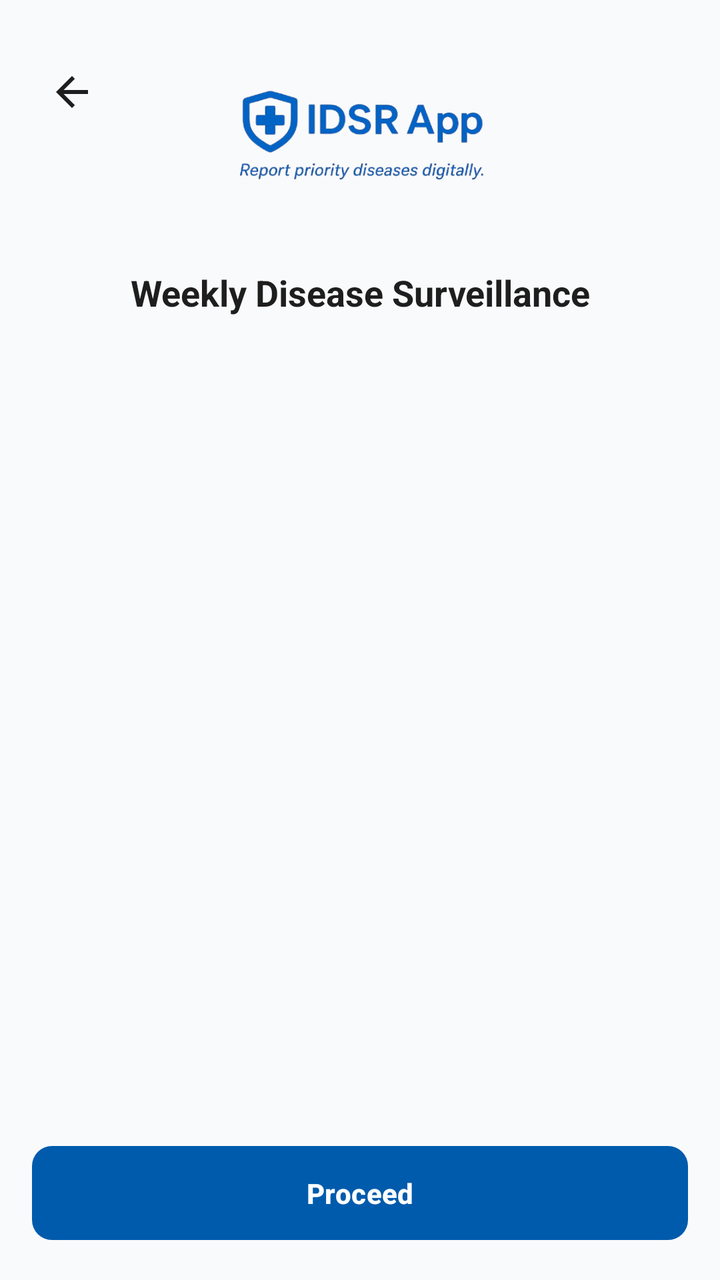
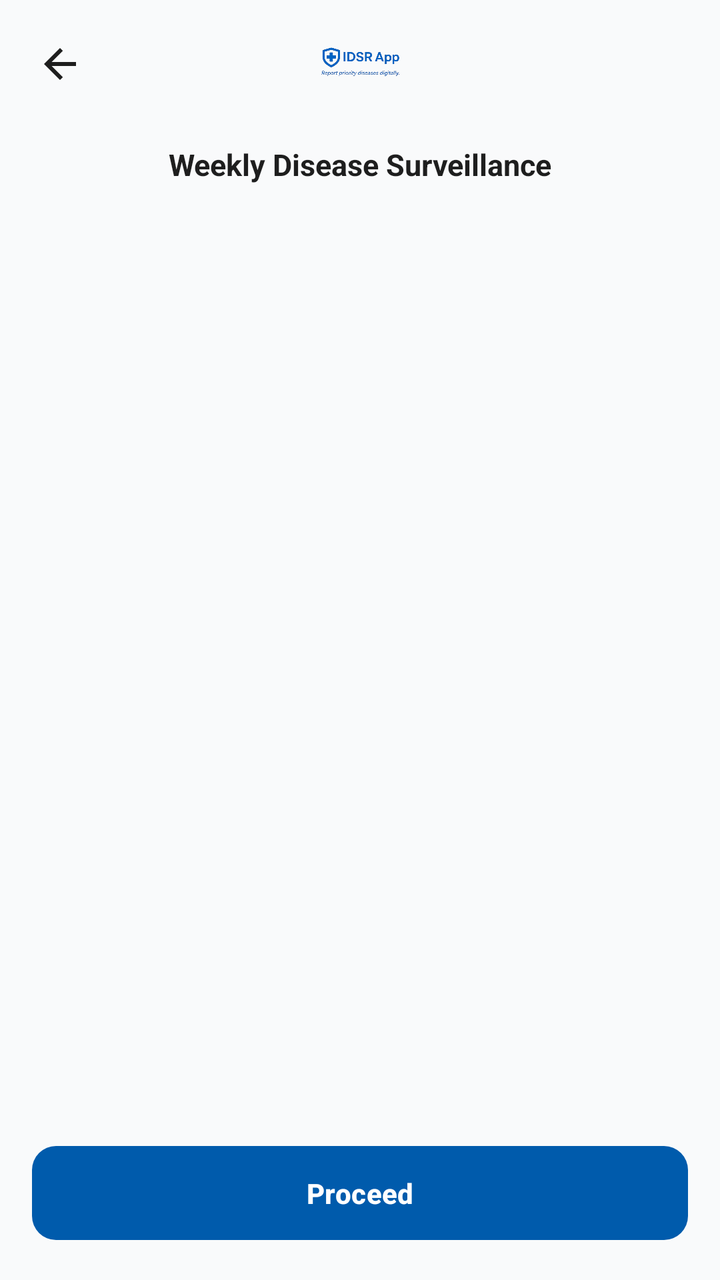

The first picture is an Android layout as it rendered before a commit; the second is the same layout after the commit. The layout source and the unified diff follow.
<!-- AndroidManifest.xml: application theme Theme.IDSR -->
<!-- res/layout/activity_surveillance2.xml -->
<?xml version="1.0" encoding="utf-8"?>
<androidx.constraintlayout.widget.ConstraintLayout xmlns:android="http://schemas.android.com/apk/res/android"
    xmlns:app="http://schemas.android.com/apk/res-auto"
    xmlns:tools="http://schemas.android.com/tools"
    android:layout_width="match_parent"
    android:layout_height="match_parent"
    android:layout_margin="10dp"
    android:background="?attr/android:colorBackground"
    tools:context=".activities.SurveillanceActivity2">

    <androidx.appcompat.widget.AppCompatImageButton
        android:id="@+id/btnBackSur2"
        android:layout_width="40dp"
        android:layout_height="60dp"
        android:layout_margin="16dp"
        android:background="?attr/selectableItemBackgroundBorderless"
        android:contentDescription="Back"
        android:src="@drawable/back_btn"
        app:tint="?attr/colorOnSurface"
        app:layout_constraintStart_toStartOf="parent"
        app:layout_constraintTop_toTopOf="parent" />


    <androidx.appcompat.widget.AppCompatImageView
        android:id="@+id/imgLogo"
        android:layout_width="150dp"
        android:layout_height="110dp"
        android:layout_marginTop="16dp"
        android:scaleType="centerCrop"
        android:src="@drawable/splash11"
        app:layout_constraintTop_toTopOf="parent"
        app:layout_constraintStart_toStartOf="parent"
        app:layout_constraintEnd_toEndOf="parent" />

    <TextView
        android:id="@+id/titleText"
        android:layout_width="0dp"
        android:layout_height="wrap_content"
        android:text="Weekly Disease Surveillance"
        android:textSize="18sp"
        android:textStyle="bold"
        android:gravity="center"
        android:textColor="?attr/colorOnSurface"
        android:layout_marginTop="8dp"
        android:layout_marginHorizontal="16dp"
        app:layout_constraintTop_toBottomOf="@id/imgLogo"
        app:layout_constraintStart_toStartOf="parent"
        app:layout_constraintEnd_toEndOf="parent" />

    <androidx.recyclerview.widget.RecyclerView
        android:id="@+id/diseasesRecyclerView"
        android:layout_width="0dp"
        android:layout_height="0dp"
        android:clipToPadding="false"
        android:paddingBottom="10dp"
        android:paddingTop="8dp"
        app:layout_constraintTop_toBottomOf="@id/titleText"
        app:layout_constraintBottom_toTopOf="@id/saveProceedBtn"
        app:layout_constraintStart_toStartOf="parent"
        app:layout_constraintEnd_toEndOf="parent" />

    <com.google.android.material.button.MaterialButton
        android:id="@+id/saveProceedBtn"
        android:layout_width="0dp"
        android:layout_height="wrap_content"
        android:text="Proceed"
        android:layout_margin="16dp"
        android:textAllCaps="false"
        android:textStyle="bold"
        android:paddingVertical="14dp"
        app:cornerRadius="10dp"
        app:layout_constraintBottom_toBottomOf="parent"
        app:layout_constraintStart_toStartOf="parent"
        app:layout_constraintEnd_toEndOf="parent" />

</androidx.constraintlayout.widget.ConstraintLayout>
<!-- resources referenced by this layout -->
<resources>
  <!-- drawable back_btn (drawable) -->
  <vector xmlns:android="http://schemas.android.com/apk/res/android"
      android:width="24dp"
      android:height="24dp"
      android:viewportWidth="960"
      android:viewportHeight="960"
      android:tint="?attr/colorControlNormal"
      android:autoMirrored="true">
    <path
        android:fillColor="@android:color/white"
        android:pathData="M313,520L537,744L480,800L160,480L480,160L537,216L313,440L800,440L800,520L313,520Z"/>
  </vector>
  <!-- drawable splash11: png bitmap (drawable, 74529 bytes) -->
  <style name="Theme.IDSR" parent="Theme.Material3.DayNight.NoActionBar">
  
  
          <item name="colorPrimary">@color/idsr_primary</item>
          <item name="colorOnPrimary">@color/idsr_on_primary</item>
          <item name="colorPrimaryContainer">#D2E3FC</item>
  
  
          <item name="android:colorBackground">@color/idsr_background</item>
  
  
          <item name="colorSurface">@color/idsr_surface</item>
          <item name="colorSurfaceVariant">@color/idsr_background</item>
  
  
          <item name="colorOnSurface">@color/idsr_on_surface</item>
  
          <item name="android:textColor">@color/idsr_on_surface</item>
          <item name="android:textColorPrimary">@color/idsr_on_surface</item>
          <item name="android:textColorSecondary">@color/idsr_gray</item>
  
  
          <item name="textInputStyle">@style/Widget.Material3.TextInputLayout.OutlinedBox</item>
  
  
          <item name="android:statusBarColor">@android:color/transparent</item>
          <item name="android:windowLightStatusBar">true</item>
  
      </style>
  <color name="idsr_primary">#005BAC</color>
  <color name="idsr_on_primary">#FFFFFF</color>
  <color name="idsr_background">#F9FAFB</color>
  <color name="idsr_surface">#FFFFFF</color>
  <color name="idsr_on_surface">#1E1E1E</color>
  <color name="idsr_gray">#555555</color>
</resources>

<!-- the commit's change to res/layout/activity_surveillance2.xml (unified diff, before → after) -->
@@ -1,76 +1,110 @@
 <?xml version="1.0" encoding="utf-8"?>
-<androidx.constraintlayout.widget.ConstraintLayout xmlns:android="http://schemas.android.com/apk/res/android"
+<androidx.coordinatorlayout.widget.CoordinatorLayout
+    xmlns:android="http://schemas.android.com/apk/res/android"
     xmlns:app="http://schemas.android.com/apk/res-auto"
     xmlns:tools="http://schemas.android.com/tools"
     android:layout_width="match_parent"
     android:layout_height="match_parent"
-    android:layout_margin="10dp"
     android:background="?attr/android:colorBackground"
     tools:context=".activities.SurveillanceActivity2">
 
-    <androidx.appcompat.widget.AppCompatImageButton
-        android:id="@+id/btnBackSur2"
-        android:layout_width="40dp"
-        android:layout_height="60dp"
-        android:layout_margin="16dp"
-        android:background="?attr/selectableItemBackgroundBorderless"
-        android:contentDescription="Back"
-        android:src="@drawable/back_btn"
-        app:tint="?attr/colorOnSurface"
-        app:layout_constraintStart_toStartOf="parent"
-        app:layout_constraintTop_toTopOf="parent" />
+
+    <com.google.android.material.appbar.AppBarLayout
+        android:id="@+id/appBarLayout"
+        android:layout_width="match_parent"
+        android:layout_height="wrap_content"
+        android:fitsSystemWindows="true"
+        android:background="?attr/android:colorBackground"
+        app:elevation="0dp">
+
+        <androidx.constraintlayout.widget.ConstraintLayout
+            android:layout_width="match_parent"
+            android:layout_height="wrap_content"
+            android:paddingStart="8dp"
+            android:paddingEnd="8dp"
+            android:paddingTop="8dp"
+            android:paddingBottom="8dp">
+
+            <androidx.appcompat.widget.AppCompatImageButton
+                android:id="@+id/btnBackSur2"
+                android:layout_width="44dp"
+                android:layout_height="44dp"
+                android:background="?attr/selectableItemBackgroundBorderless"
+                android:contentDescription="Back"
+                android:src="@drawable/back_btn"
+                android:padding="10dp"
+                app:tint="?attr/colorOnSurface"
+                app:layout_constraintStart_toStartOf="parent"
+                app:layout_constraintTop_toTopOf="parent"
+                app:layout_constraintBottom_toBottomOf="parent"/>
+
+            <androidx.appcompat.widget.AppCompatImageView
+                android:id="@+id/imgLogo"
+                android:layout_width="0dp"
+                android:layout_height="48dp"
+                android:scaleType="fitCenter"
+                android:src="@drawable/splash11"
+                android:contentDescription="App logo"
+                app:layout_constraintStart_toStartOf="parent"
+                app:layout_constraintEnd_toEndOf="parent"
+                app:layout_constraintTop_toTopOf="parent"
+                app:layout_constraintBottom_toBottomOf="parent"/>
+
+        </androidx.constraintlayout.widget.ConstraintLayout>
+
+    </com.google.android.material.appbar.AppBarLayout>
 
 
-    <androidx.appcompat.widget.AppCompatImageView
-        android:id="@+id/imgLogo"
-        android:layout_width="150dp"
-        android:layout_height="110dp"
-        android:layout_marginTop="16dp"
-        android:scaleType="centerCrop"
-        android:src="@drawable/splash11"
-        app:layout_constraintTop_toTopOf="parent"
-        app:layout_constraintStart_toStartOf="parent"
-        app:layout_constraintEnd_toEndOf="parent" />
+    
+    <androidx.constraintlayout.widget.ConstraintLayout
+        android:layout_width="match_parent"
+        android:layout_height="match_parent"
+        app:layout_behavior="@string/appbar_scrolling_view_behavior">
 
-    <TextView
-        android:id="@+id/titleText"
-        android:layout_width="0dp"
-        android:layout_height="wrap_content"
-        android:text="Weekly Disease Surveillance"
-        android:textSize="18sp"
-        android:textStyle="bold"
-        android:gravity="center"
-        android:textColor="?attr/colorOnSurface"
-        android:layout_marginTop="8dp"
-        android:layout_marginHorizontal="16dp"
-        app:layout_constraintTop_toBottomOf="@id/imgLogo"
-        app:layout_constraintStart_toStartOf="parent"
-        app:layout_constraintEnd_toEndOf="parent" />
+        <com.google.android.material.textview.MaterialTextView
+            android:id="@+id/titleText"
+            android:layout_width="0dp"
+            android:layout_height="wrap_content"
+            android:text="Weekly Disease Surveillance"
+            android:textSize="15sp"
+            android:textStyle="bold"
+            android:gravity="center"
+            android:textColor="?attr/colorOnSurface"
+            android:paddingHorizontal="16dp"
+            android:paddingTop="8dp"
+            android:paddingBottom="8dp"
+            app:layout_constraintTop_toTopOf="parent"
+            app:layout_constraintStart_toStartOf="parent"
+            app:layout_constraintEnd_toEndOf="parent"/>
 
-    <androidx.recyclerview.widget.RecyclerView
-        android:id="@+id/diseasesRecyclerView"
-        android:layout_width="0dp"
-        android:layout_height="0dp"
-        android:clipToPadding="false"
-        android:paddingBottom="10dp"
-        android:paddingTop="8dp"
-        app:layout_constraintTop_toBottomOf="@id/titleText"
-        app:layout_constraintBottom_toTopOf="@id/saveProceedBtn"
-        app:layout_constraintStart_toStartOf="parent"
-        app:layout_constraintEnd_toEndOf="parent" />
+        <androidx.recyclerview.widget.RecyclerView
+            android:id="@+id/diseasesRecyclerView"
+            android:layout_width="0dp"
+            android:layout_height="0dp"
+            android:clipToPadding="false"
+            android:paddingTop="8dp"
+            android:paddingBottom="8dp"
+            android:paddingHorizontal="16dp"
+            app:layout_constraintTop_toBottomOf="@id/titleText"
+            app:layout_constraintBottom_toTopOf="@id/saveProceedBtn"
+            app:layout_constraintStart_toStartOf="parent"
+            app:layout_constraintEnd_toEndOf="parent"/>
 
-    <com.google.android.material.button.MaterialButton
-        android:id="@+id/saveProceedBtn"
-        android:layout_width="0dp"
-        android:layout_height="wrap_content"
-        android:text="Proceed"
-        android:layout_margin="16dp"
-        android:textAllCaps="false"
-        android:textStyle="bold"
-        android:paddingVertical="14dp"
-        app:cornerRadius="10dp"
-        app:layout_constraintBottom_toBottomOf="parent"
-        app:layout_constraintStart_toStartOf="parent"
-        app:layout_constraintEnd_toEndOf="parent" />
+        <com.google.android.material.button.MaterialButton
+            android:id="@+id/saveProceedBtn"
+            android:layout_width="0dp"
+            android:layout_height="wrap_content"
+            android:text="Proceed"
+            android:layout_margin="16dp"
+            android:textAllCaps="false"
+            android:textStyle="bold"
+            android:paddingVertical="14dp"
+            android:elevation="8dp"
+            app:cornerRadius="12dp"
+            app:layout_constraintBottom_toBottomOf="parent"
+            app:layout_constraintStart_toStartOf="parent"
+            app:layout_constraintEnd_toEndOf="parent"/>
 
-</androidx.constraintlayout.widget.ConstraintLayout>
+    </androidx.constraintlayout.widget.ConstraintLayout>
+
+</androidx.coordinatorlayout.widget.CoordinatorLayout>
